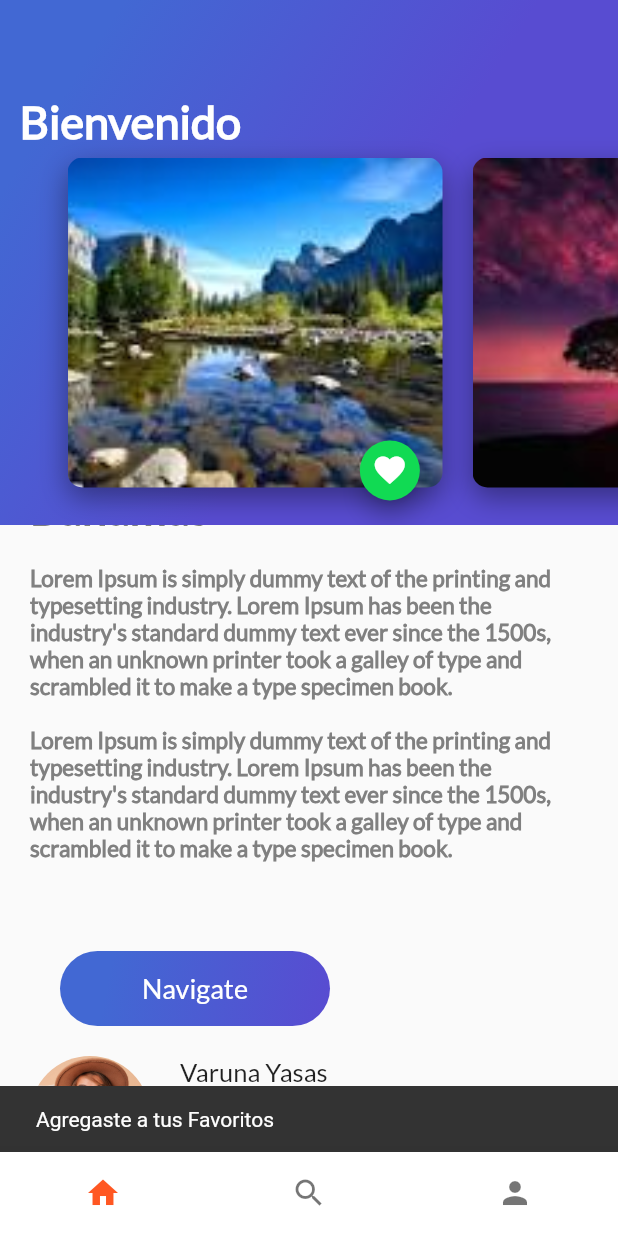
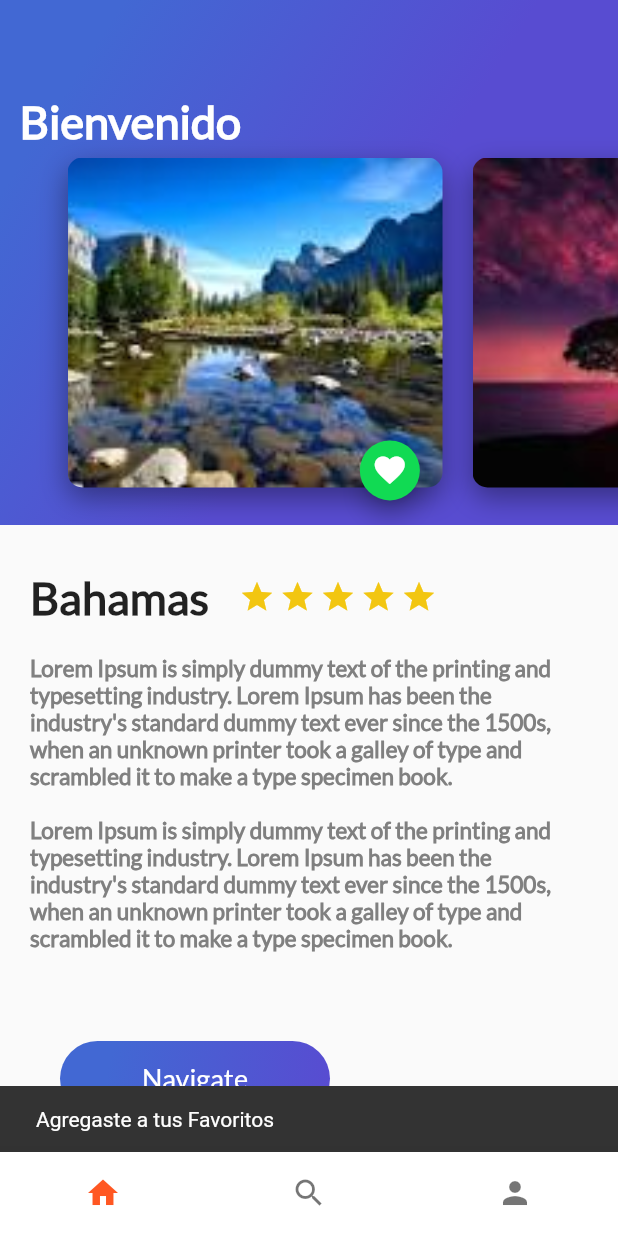
Before and after one commit to ErikaTatianaTovar/ApplicationTripsFlutter, a Flutter app: the FlutterApplicationTrips screen opened directly, after a tap on the "favorite" icon, on a phone screen of 412 x 824 dp. Run offline on Flutter 3.47's test engine with Material 2 defaults, Android fonts, the phone set to English and light mode, and no system bars.

Commit message:
finish with first cardview

```diff
--- a/flutter/lib/home/card_image.dart
+++ b/flutter/lib/home/card_image.dart
@@ -4,7 +4,7 @@ import 'floating_action_button_green.dart';
 
 class CardImage extends StatelessWidget {
 
-  String pathImage = "assets/img/lago.jpeg";
+  String pathImage = "";
 
   CardImage(this.pathImage);
 
--- a/flutter/lib/home/description_place.dart
+++ b/flutter/lib/home/description_place.dart
@@ -1,6 +1,5 @@
 import 'package:flutter/material.dart';
 import 'button.dart';
-import 'stars.dart';
 
 class DescriptionPlace extends StatelessWidget {
   String namePlace;
@@ -15,7 +14,7 @@ class DescriptionPlace extends StatelessWidget {
   @override
   Widget build(BuildContext context) {
     final star = Container(
-      margin: const EdgeInsets.only(top: 320.0, right: 3.0),
+      margin: const EdgeInsets.only(top: 380.0, right: 3.0),
       child: const Icon(
         Icons.star,
         color: Color(0xFFf2c611),
@@ -25,7 +24,7 @@ class DescriptionPlace extends StatelessWidget {
     final titleStars = Row(
       children: <Widget>[
         Container(
-          margin: const EdgeInsets.only(top: 320.0, left: 20.0, right: 20.0),
+          margin: const EdgeInsets.only(top: 380.0, left: 20.0, right: 20.0),
           child: Text(
             namePlace,
             style: const TextStyle(
@@ -54,7 +53,8 @@ class DescriptionPlace extends StatelessWidget {
 
     return Column(
       crossAxisAlignment: CrossAxisAlignment.start,
-      children: <Widget>[titleStars, description, Button("Navigate")],
+      children: <Widget>[
+        titleStars, description, Button("Navigate")],
     );
   }
 }
--- a/flutter/lib/home/gradient_back.dart
+++ b/flutter/lib/home/gradient_back.dart
@@ -2,7 +2,7 @@ import 'package:flutter/material.dart';
 
 class GradientBack extends StatelessWidget {
 
-  String title = "Popular";
+  String title = "";
 
   GradientBack(this.title);
 
--- a/flutter/lib/home/header_appbar.dart
+++ b/flutter/lib/home/header_appbar.dart
@@ -6,13 +6,8 @@ import 'card_image_list.dart';
 class HeaderAppBar extends StatelessWidget {
   @override
   Widget build(BuildContext context) {
-      return Stack(
-       children: <Widget> [
-         GradientBack("Bienvenido"),
-         CardImageList()
-       ],
-      );
-    throw UnimplementedError();
+    return Stack(
+      children: <Widget>[GradientBack("Bienvenido"), CardImageList()],
+    );
   }
-
 }
--- a/flutter/lib/home/review.dart
+++ b/flutter/lib/home/review.dart
@@ -2,10 +2,10 @@ import 'package:flutter/material.dart';
 import 'stars.dart';
 
 class Review extends StatelessWidget {
-  String pathImage = "assets/img/person.jpeg";
-  String name = "Varuna Yasas";
-  String details = "1 reviews 5 photos";
-  String comment = "There is an amazing place in Sri lanka";
+  String pathImage = "";
+  String name = "";
+  String details = "";
+  String comment = "";
   int stars = 3;
 
   Review(this.pathImage, this.name, this.details, this.comment, this.stars);
--- a/flutter/lib/profile/card_image_list_profile.dart
+++ b/flutter/lib/profile/card_image_list_profile.dart
@@ -1 +1,24 @@
 import 'package:flutter/material.dart';
+import 'card_image_profile.dart';
+
+class CardImageListProfile extends StatelessWidget {
+
+  @override
+  Widget build(BuildContext context) {
+    return Container(
+      height: 350.0,
+      child: ListView(
+        padding: const EdgeInsets.all(50.0),
+        scrollDirection: Axis.vertical,
+        children: <Widget>[
+          CardImageProfile("assets/img/lago.jpeg"),
+          CardImageProfile("assets/img/arbol.jpeg"),
+          CardImageProfile("assets/img/montaña.jpeg"),
+          CardImageProfile("assets/img/muelle.jpeg"),
+          CardImageProfile("assets/img/rio.jpeg"),
+          CardImageProfile("assets/img/selva.jpeg"),
+        ],
+      ),
+    );
+  }
+}
--- a/flutter/lib/profile/card_image_profile.dart
+++ b/flutter/lib/profile/card_image_profile.dart
@@ -1 +1,43 @@
 import 'package:flutter/material.dart';
+
+import 'description_card_image_profile.dart';
+
+class CardImageProfile extends StatelessWidget {
+  String pathImage = "assets/img/lago.jpeg";
+  String name = "Knuckles Mountains Range";
+  String description = "Hiking. Water fall hunting. Natural bath";
+  String category ="Scenery & Photography";
+  String detailSteps = "Steps    123,123,123";
+
+  CardImageProfile(this.pathImage);
+
+  @override
+  Widget build(BuildContext context) {
+
+    final card = Container(
+      height: 240.0,
+      width: 385.0,
+      alignment: Alignment.topCenter,
+      margin: const EdgeInsets.only(top: 290.0, left: 15.0),
+      decoration: BoxDecoration(
+          image:
+              DecorationImage(fit: BoxFit.cover, image: AssetImage(pathImage)),
+          borderRadius: const BorderRadius.all(Radius.circular(20.0)),
+          shape: BoxShape.rectangle,
+          boxShadow: const <BoxShadow>[
+            BoxShadow(
+                color: Colors.black38,
+                blurRadius: 15.0,
+                offset: Offset(0.0, 7.0))
+          ]),
+    );
+
+    return Stack(
+      alignment: const Alignment(0.2, 1.35),
+      children: <Widget>[
+        card,
+        DescriptionCardImageProfile(name, description, category, detailSteps),
+      ],
+    );
+  }
+}
--- a/flutter/lib/profile/description_card_image_profile.dart
+++ b/flutter/lib/profile/description_card_image_profile.dart
@@ -1 +1,87 @@
+import 'package:application/profile/floating_action_button_cardview.dart';
 import 'package:flutter/material.dart';
+
+class DescriptionCardImageProfile extends StatelessWidget {
+  String name = "";
+  String description = "";
+  String category = "";
+  String detailSteps = "";
+
+  DescriptionCardImageProfile(
+      this.name, this.description, this.category, this.detailSteps);
+
+  @override
+  Widget build(BuildContext context) {
+
+    final namePlace = Container(
+      margin: const EdgeInsets.only(top: 10.0 ,left: 20.0),
+      child: Text(
+        name,
+        textAlign: TextAlign.left,
+        style: const TextStyle(
+            fontFamily: "Lato",
+            fontSize: 18.0,
+            color: Colors.black,
+            fontWeight: FontWeight.bold),
+      ),
+    );
+
+    final descriptionPlace = Container(
+      margin: const EdgeInsets.only(top: 10.0 , left: 20.0),
+      child: Text(description,
+          style: const TextStyle(
+              fontFamily: "Lato", fontSize: 12.0, color: Color(0xFFa3a5a7)),
+          textAlign: TextAlign.left),
+    );
+
+    final categoryPlace = Container(
+      margin: const EdgeInsets.only(left: 20.0),
+      child: Text(category,
+          style: const TextStyle(
+              fontFamily: "Lato", fontSize: 12.0, color: Color(0xFFa3a5a7)),
+          textAlign: TextAlign.left),
+    );
+
+    final steps = Container(
+      margin: const EdgeInsets.only(top: 10.0 , left: 20.0, bottom: 10.0),
+      child: Text(detailSteps,
+          style: const TextStyle(
+              fontFamily: "Lato",
+              fontSize: 13.0,
+              color: Color(0xffeaa770),
+              fontWeight: FontWeight.bold),
+          textAlign: TextAlign.left),
+    );
+
+    final boxInformationPlace = Container(
+      margin: const EdgeInsets.only(top: 30.0, left: 20.0, right: 20.0),
+      child: Container(
+        height: 115.0,
+        width: 295.0,
+        decoration: BoxDecoration(
+          borderRadius: BorderRadius.circular(20.0),
+          color: Colors.white,
+            boxShadow: const <BoxShadow>[
+              BoxShadow(
+                  color: Colors.black26,
+                  blurRadius: 15.0,
+                  offset: Offset(0.0, 7.0))
+            ]
+        ),
+        child: Column(
+          crossAxisAlignment: CrossAxisAlignment.start,
+          children: <Widget>[namePlace, descriptionPlace, categoryPlace, steps],
+        ),
+      ),
+    );
+
+    final informationPlaceWithButton = Stack(
+      alignment: const Alignment(0.7, 1.05),
+      children: <Widget>[
+        boxInformationPlace,
+        FloatingActionButtonCardview()
+      ],
+    );
+    return informationPlaceWithButton;
+  }
+}
--- /dev/null
+++ b/flutter/lib/profile/floating_action_button_cardview.dart
@@ -0,0 +1,37 @@
+import 'package:flutter/material.dart';
+
+class FloatingActionButtonCardview extends StatefulWidget {
+  @override
+  State<StatefulWidget> createState() {
+    // TODO: implement createState
+    return _FloatingActionButtonCardview();
+  }
+}
+
+class _FloatingActionButtonCardview
+    extends State<FloatingActionButtonCardview> {
+  void onPressedFav() {
+    ScaffoldMessenger.of(context).showSnackBar(const SnackBar(
+      content: Text("Agregaste a tus Favoritos"),
+    ));
+  }
+
+  @override
+  Widget build(BuildContext context) {
+    final FloatingActionButtonCardview = Container(
+      width: 30.0,
+      height: 30.0,
+      child: FloatingActionButton(
+        backgroundColor: Color(0xFF11DA53),
+        mini: true,
+        tooltip: "Fav",
+        onPressed: onPressedFav,
+        child: const Icon(
+          Icons.favorite,
+          size: 17,
+        ),
+      ),
+    );
+    return FloatingActionButtonCardview;
+  }
+}
--- a/flutter/lib/profile/floating_action_buttons_appbar.dart
+++ b/flutter/lib/profile/floating_action_buttons_appbar.dart
@@ -31,7 +31,7 @@ class _FloatingActionButtonsAppBar extends State<FloatingActionButtonsAppBar> {
     );
 
     final iconTv = Container(
-      margin: const EdgeInsets.only(top: 0.0, left: 30.0),
+      margin: const EdgeInsets.only(top: 0.0, left: 40.0),
       child: FloatingActionButton(
         backgroundColor: Color(0xFFFFFFFF),
         mini: true,
@@ -44,9 +44,9 @@ class _FloatingActionButtonsAppBar extends State<FloatingActionButtonsAppBar> {
       ),
     );
     final iconAdd = Container(
-      margin: const EdgeInsets.only(top: 5.0, left: 30.0),
-      width: 80.0,
-      height: 80.0,
+      margin: const EdgeInsets.only(top: 5.0, left: 40.0),
+      width: 55.0,
+      height: 55.0,
       child: FloatingActionButton(
         backgroundColor: Color(0xFFFFFFFF),
         mini: true,
@@ -55,13 +55,14 @@ class _FloatingActionButtonsAppBar extends State<FloatingActionButtonsAppBar> {
         child: const Icon(
           Icons.add_outlined,
           color: Color(0xFF584CD1),
-          size: 60.0,
+          size: 50.0,
         ),
       ),
+
     );
 
     final iconEmail = Container(
-      margin: const EdgeInsets.only(top: 0.0, left: 30.0),
+      margin: const EdgeInsets.only(top: 0.0, left: 40.0),
       child: FloatingActionButton(
         backgroundColor: Color(0xFFFFFFFF),
         mini: true,
@@ -75,7 +76,7 @@ class _FloatingActionButtonsAppBar extends State<FloatingActionButtonsAppBar> {
     );
 
     final iconPerson = Container(
-      margin: const EdgeInsets.only(top: 0.0,left: 25.0, right: 1.0),
+      margin: const EdgeInsets.only(top: 0.0,left: 30.0, right: 1.0),
       child: FloatingActionButton(
         backgroundColor: Color(0xFFFFFFFF),
         mini: true,
--- a/flutter/lib/profile/gradient_back_profile.dart
+++ b/flutter/lib/profile/gradient_back_profile.dart
@@ -1,8 +1,6 @@
 import 'package:application/profile/floating_action_buttons_appbar.dart';
 import 'package:application/profile/information_profile.dart';
 import 'package:flutter/material.dart';
-
-import '../shadow.dart';
 
 class GradientBackProfile extends StatelessWidget {
   String title = "";
@@ -42,7 +40,7 @@ class GradientBackProfile extends StatelessWidget {
     );
 
     final gradient = Container(
-      height: 450.0,
+      height: 400.0,
       decoration: const BoxDecoration(
         gradient: LinearGradient(
           colors: [
@@ -54,8 +52,16 @@ class GradientBackProfile extends StatelessWidget {
           stops: [0.0, 0.6],
           tileMode: TileMode.clamp,
         ),
+        boxShadow: [
+          BoxShadow(
+            color: Colors.black,
+            offset: Offset(6.0, -6.0),
+            blurRadius: 10.0,
+            spreadRadius: 0,
+          ),
+        ],
       ),
-      alignment: Alignment(-0.9, -0.6),
+      alignment: const Alignment(1, -2),
     );
 
     final detailsAppBar =
@@ -67,11 +73,7 @@ class GradientBackProfile extends StatelessWidget {
 
     return Stack(
       children: <Widget>[
-        Container(
-          height: 450.0,
-          decoration: buildBoxDecorationWithShadow(), // Use the function here
-          alignment: Alignment(-0.9, -0.6),
-        ),
+        gradient,
         detailsAppBar,
         iconSettings,
       ],
--- a/flutter/lib/profile/header_appbar_profile.dart
+++ b/flutter/lib/profile/header_appbar_profile.dart
@@ -1,19 +1,22 @@
+import 'package:application/profile/card_image_list_profile.dart';
 import 'package:application/profile/gradient_back_profile.dart';
 import 'package:flutter/material.dart';
 
+import 'card_image_profile.dart';
 
 class HeaderAppBarProfile extends StatelessWidget {
   String title = "Profile";
   String pathImage = "assets/img/profile.jpg";
   String name = "Veronica Ozorio";
   String email = "veroozorio253@gmail.com";
+  String pathImageProfile = "assets/img/lago.jpeg";
 
   @override
   Widget build(BuildContext context) {
     return Stack(
-      children: <Widget> [
-        GradientBackProfile("Profile", pathImage, name, email ),
-
+      children: <Widget>[
+        GradientBackProfile(title, pathImage, name, email),
+        CardImageProfile(pathImageProfile),
       ],
     );
   }
--- a/flutter/lib/profile/information_profile.dart
+++ b/flutter/lib/profile/information_profile.dart
@@ -12,8 +12,8 @@ class InformationProfile extends StatelessWidget {
 
     final photoProfile = Container(
       margin: const EdgeInsets.only(top: 20.0, left: 30.0),
-      width: 100.0,
-      height: 100.0,
+      width: 90.0,
+      height: 90.0,
       decoration: BoxDecoration(
           shape: BoxShape.circle,
           border: Border.all(
@@ -35,18 +35,14 @@ class InformationProfile extends StatelessWidget {
       ),
     );
 
-    final userEmail = Row(
-      children: <Widget>[
-        Container(
+    final userEmail = Container(
           margin: const EdgeInsets.only(left: 17.0),
           child: Text(
               email,
               style: const TextStyle(fontFamily: "Lato", fontSize: 13.0, color: Color(0xFFa3a5a7)),
               textAlign: TextAlign.left
           ),
-        ),
-      ],
-    );
+        );
 
     final userDetailsProfile = Expanded(
       child: Column(
@@ -66,6 +62,5 @@ class InformationProfile extends StatelessWidget {
     );
 
     return informationProfile;
-    throw UnimplementedError();
   }
 }
--- a/flutter/lib/shadow.dart
+++ /dev/null
@@ -1,23 +0,0 @@
-import 'package:flutter/material.dart';
-BoxDecoration buildBoxDecorationWithShadow() {
-  return BoxDecoration(
-    gradient: const LinearGradient(
-      colors: [
-        Color(0xFF4268D3),
-        Color(0xFF584CD1),
-      ],
-      begin: FractionalOffset(0.02, 0.9),
-      end: FractionalOffset(0.9, 0.6),
-      stops: [0.0, 0.6],
-      tileMode: TileMode.clamp,
-    ),
-    boxShadow: [
-      BoxShadow(
-        color: Colors.black,
-        offset: Offset(6.0, -6.0),
-        blurRadius: 10.0,
-        spreadRadius: 0,
-      ),
-    ],
-  );
-}
```
